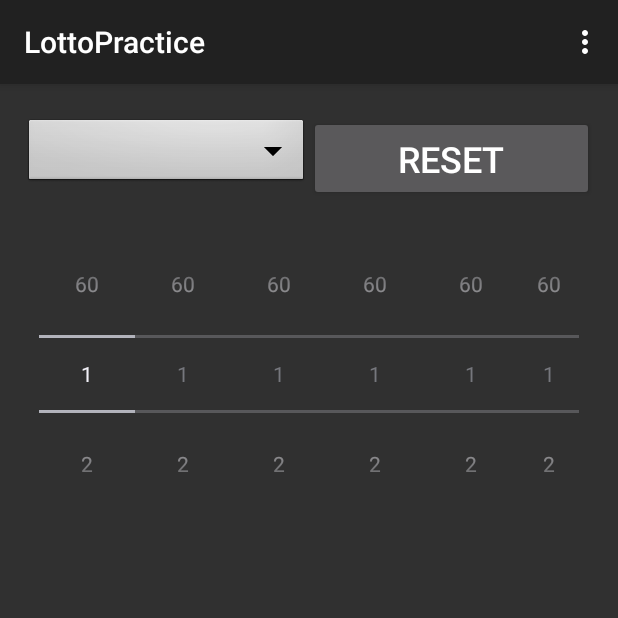
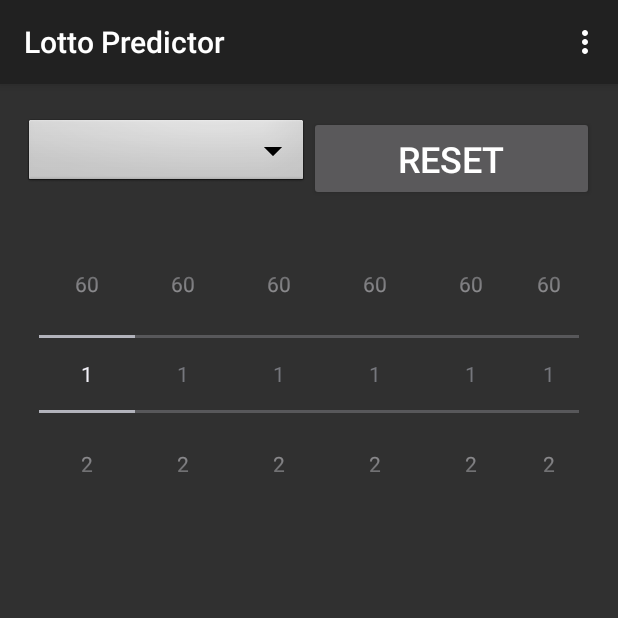
Before and after one commit to Vtiwarie/LotteryApp, an Android app: the screen it shows after launch (MainActivity), after a tap on "RESET", on a phone screen of 412 x 824 dp, the top half of it. Run offline under Robolectric (Android 15) with nearby library versions, the phone set to English and light mode, and no system bars; 9 statements that could not run were skipped.

Commit message:
changed app name

```diff
--- a/app/src/main/java/com/example/vishaan/lotteryapp/DisplayFragment.java
+++ b/app/src/main/java/com/example/vishaan/lotteryapp/DisplayFragment.java
@@ -150,7 +150,8 @@ public class DisplayFragment extends Fragment {
         if (this.graphicalView != null) {
             linLayout.removeView(this.graphicalView);
         }
-        this.graphicalView = (GraphicalView) this.chart.buildChart(context, this.currentLotto.getMap(), this.currentLotto.getLottoName(), CHART_AXIS_LABELS);
+        String[] legends = {getResources().getString(R.string.app_name)};
+        this.graphicalView = (GraphicalView) this.chart.buildChart(context, this.currentLotto.getMap(), this.currentLotto.getLottoName(), legends, CHART_AXIS_LABELS);
 
         linLayout.addView(this.graphicalView, new ViewGroup.LayoutParams
                 (ViewGroup.LayoutParams.WRAP_CONTENT, ViewGroup.LayoutParams.WRAP_CONTENT));
--- a/app/src/main/java/com/example/vishaan/lotteryapp/api/chart/IDemoChart.java
+++ b/app/src/main/java/com/example/vishaan/lotteryapp/api/chart/IDemoChart.java
@@ -54,6 +54,6 @@ public interface IDemoChart {
 
 //  View buildChart(Context context, List<double[]> values);
 
-  View buildChart(Context context, Map<Integer, Integer> values, String title, String[] axisLabels);
+  View buildChart(Context context, Map<Integer, Integer> values, String title, String[] legends, String[] axisLabels);
 
 }
--- a/app/src/main/java/com/example/vishaan/lotteryapp/api/chart/LotteryChart.java
+++ b/app/src/main/java/com/example/vishaan/lotteryapp/api/chart/LotteryChart.java
@@ -19,7 +19,7 @@ import java.util.Set;
 /**
  * Created by Vishaan on 8/22/2015.
  */
-public class LotteryChart extends AbstractChart implements IDemoChart {
+public class LotteryChart extends AbstractChart  {
 
 
     public String getName() {
@@ -103,9 +103,8 @@ public class LotteryChart extends AbstractChart implements IDemoChart {
         return dataset;
     }
 
-    public View buildChart(Context context, Map<Integer, Integer> map, String title, String[] axisLabels)
+    public View buildChart(Context context, Map<Integer, Integer> map, String title, String[] legends, String[] axisLabels)
     {
-        String[] titles = new String[]{"Lottery Predictor"};
         int[] colors = new int[]{Color.CYAN};
         XYMultipleSeriesRenderer renderer = buildBarRenderer(colors);
         renderer.setPanEnabled(false, true);
@@ -119,7 +118,7 @@ public class LotteryChart extends AbstractChart implements IDemoChart {
             seriesRenderer.setDisplayChartValues(true);
         }
 
-        return ChartFactory.getBarChartView(context, buildBarDataset(titles, map), renderer, BarChart.Type.DEFAULT);
+        return ChartFactory.getBarChartView(context, buildBarDataset(legends, map), renderer, BarChart.Type.DEFAULT);
     }
 
     /**
--- a/app/src/main/res/values/strings.xml
+++ b/app/src/main/res/values/strings.xml
@@ -1,7 +1,7 @@
 <?xml version="1.0" encoding="utf-8"?>
 <resources>
 
-    <string name="app_name">LottoPractice</string>
+    <string name="app_name">Lotto Predictor</string>
     <string name="hello_world">Hello world!</string>
     <string name="action_settings">Settings</string>
 
```
